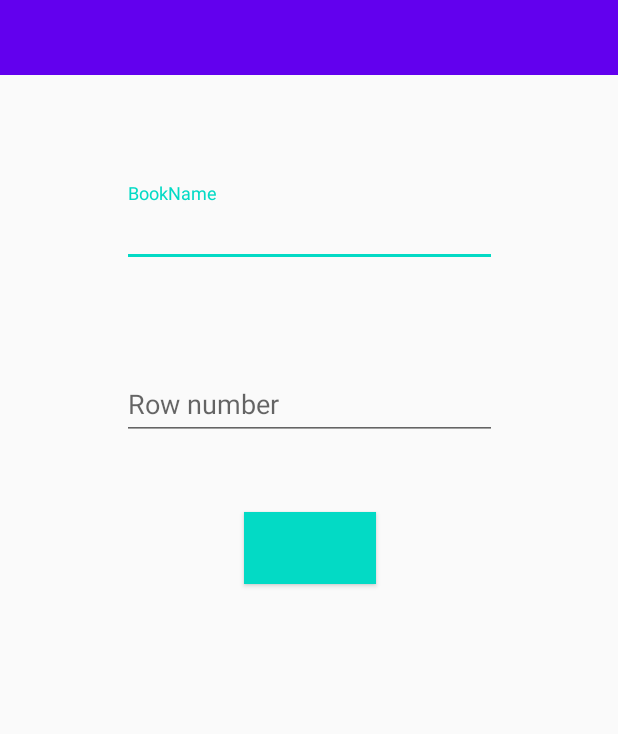
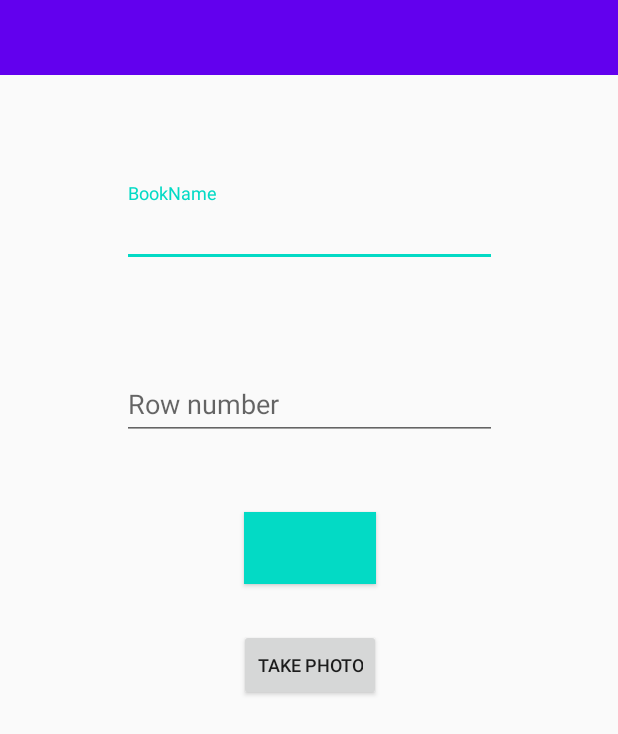
Before and after one commit to Srin01/BookManagment, an Android app: the AddExtraBookActivity screen opened directly, with no data from a screen before it, on a phone screen of 412 x 824 dp. Shown: the top 734 px of the screen. Run offline under Robolectric (Android 15) with nearby library versions, the light colour scheme and no system bars.

Commit message:
Improved Book View And Added images to db

```diff
--- a/app/src/main/AndroidManifest.xml
+++ b/app/src/main/AndroidManifest.xml
@@ -2,6 +2,8 @@
 <manifest xmlns:android="http://schemas.android.com/apk/res/android"
     xmlns:tools="http://schemas.android.com/tools"
     package="com.example.bookmanagment">
+
+    <uses-permission android:name="android.permission.CAMERA"/>
 
     <application
         android:allowBackup="true"
--- a/app/src/main/java/com/example/bookmanagment/Adapter/BookAdapter.java
+++ b/app/src/main/java/com/example/bookmanagment/Adapter/BookAdapter.java
@@ -5,6 +5,7 @@ import android.util.Log;
 import android.view.LayoutInflater;
 import android.view.View;
 import android.view.ViewGroup;
+import android.widget.ImageView;
 import android.widget.TextView;
 
 import androidx.annotation.NonNull;
@@ -26,6 +27,7 @@ public class BookAdapter extends RecyclerView.Adapter<BookAdapter.MyBookViewHold
     TextView rowNumber;
     TextView positionInRow ;
     TextView bookName;
+    ImageView imageView;
     OnBookListerner onBookListerner;
 
     public BookAdapter(Context context, BooksForRoomExpert booksForRoomExpert, OnBookListerner onBookListerner)
@@ -58,6 +60,7 @@ public class BookAdapter extends RecyclerView.Adapter<BookAdapter.MyBookViewHold
         shelfId.setText(String.valueOf(booksForRoomExpert.getBookShelfNumber(position)));
         rowNumber.setText(String.valueOf(booksForRoomExpert.getRowNumber(position)));
         positionInRow.setText(String.valueOf(booksForRoomExpert.getBookPosition(position)));
+        imageView.setImageBitmap(booksForRoomExpert.getBitmapImage(position));
     }
 
     private void bindViews(View view)
@@ -69,6 +72,7 @@ public class BookAdapter extends RecyclerView.Adapter<BookAdapter.MyBookViewHold
         shelfId = view.findViewById(R.id.shelf_number);
         rowNumber = view.findViewById(R.id.row_number);
         positionInRow = view.findViewById(R.id.position_in_row);
+        imageView = view.findViewById(R.id.imageView_book);
     }
 
     @Override
--- a/app/src/main/java/com/example/bookmanagment/Expert/BookExpertForSearch.java
+++ b/app/src/main/java/com/example/bookmanagment/Expert/BookExpertForSearch.java
@@ -1,4 +1,6 @@
 package com.example.bookmanagment.Expert;
+
+import android.graphics.Bitmap;
 
 import com.example.bookmanagment.Driver.BookDatabaseDriver;
 import com.example.bookmanagment.Modal.Book;
@@ -9,6 +11,7 @@ public class BookExpertForSearch
 {
     BookDatabaseDriver bookDatabaseDriver;
     ArrayList<Book> bookList ;
+
     public BookExpertForSearch(BookDatabaseDriver bookdatabaseDriver)
     {
         this.bookDatabaseDriver = bookdatabaseDriver;
--- a/app/src/main/java/com/example/bookmanagment/Expert/BooksForRoomExpert.java
+++ b/app/src/main/java/com/example/bookmanagment/Expert/BooksForRoomExpert.java
@@ -1,5 +1,6 @@
 package com.example.bookmanagment.Expert;
 
+import android.graphics.Bitmap;
 import android.util.Log;
 
 import com.example.bookmanagment.Driver.BookDatabaseDriver;
@@ -80,4 +81,8 @@ public class BooksForRoomExpert
         }
         return null;
     }
+    public Bitmap getBitmapImage(int position)
+    {
+        return bookList.get(position).getBitmapImage();
+    }
 }
--- a/app/src/main/java/com/example/bookmanagment/MainActivity.java
+++ b/app/src/main/java/com/example/bookmanagment/MainActivity.java
@@ -5,10 +5,12 @@ import androidx.annotation.Nullable;
 import androidx.appcompat.app.ActionBarDrawerToggle;
 import androidx.appcompat.app.AppCompatActivity;
 import androidx.appcompat.widget.Toolbar;
+import androidx.core.app.ActivityCompat;
 import androidx.drawerlayout.widget.DrawerLayout;
 import androidx.recyclerview.widget.LinearLayoutManager;
 import androidx.recyclerview.widget.RecyclerView;
 
+import android.Manifest;
 import android.content.Intent;
 import android.os.Bundle;
 import android.util.Log;
@@ -29,6 +31,7 @@ public class MainActivity extends AppCompatActivity implements RoomAdapter.OnRoo
     public static final String ROOM_NAME = "roomName";
     public static final String ROOM_ID = "roomID";
     public static final String SHELF_NUMBER = "shelfNumber";
+    public static final int OPEN_CAMERA_CODE = 1234;
     RoomDatabaseDriver roomDatabaseDriver;
     RoomAdapter roomAdapter;
     RoomExpert roomExpert;
@@ -41,7 +44,7 @@ public class MainActivity extends AppCompatActivity implements RoomAdapter.OnRoo
     protected void onCreate(Bundle savedInstanceState) {
         super.onCreate(savedInstanceState);
         setContentView(R.layout.activity_main);
-
+        ActivityCompat.requestPermissions(this, new String[]{Manifest.permission.CAMERA}, OPEN_CAMERA_CODE);
         roomDatabaseDriver = new RoomDatabaseDriver(this);
         roomExpert = new RoomExpert(roomDatabaseDriver);
         roomAdapter = new RoomAdapter(this, roomExpert,this);
--- a/app/src/main/java/com/example/bookmanagment/Schema/BookSchema.java
+++ b/app/src/main/java/com/example/bookmanagment/Schema/BookSchema.java
@@ -9,8 +9,9 @@ public class BookSchema implements DatabaseSchema
     public static final String _summary = "summary";
     public static final String _rowNumber = "row_number";
     public static final String _bookPosition = "book_position";
+    public static final String _bookImage = "book_image";
     public static String _bookName = "book_name";
 
-    public static String createBookTable = "CREATE TABLE "+ _tableName +" (" +_bookId+ " INTEGER PRIMARY KEY AUTOINCREMENT, " + _bookName+ " VARCHAR(45), " +_roomID+" INTEGER, "+_shelfID +" INTEGER, " + _rowNumber+" INTEGER, " + _bookPosition+ " INTEGER, " + _summary+ " VARCHAR(300));";
+    public static String createBookTable = "CREATE TABLE "+ _tableName +" (" +_bookId+ " INTEGER PRIMARY KEY AUTOINCREMENT, " + _bookName+ " VARCHAR(45), " +_roomID+" INTEGER, "+_shelfID +" INTEGER, " + _rowNumber+" INTEGER, " + _bookPosition+ " INTEGER, " + _summary+ " VARCHAR(300) ," + _bookImage +" BLOB );";
 
 }
--- a/app/src/main/java/com/example/bookmanagment/ShelfBookActivity.java
+++ b/app/src/main/java/com/example/bookmanagment/ShelfBookActivity.java
@@ -6,6 +6,7 @@ import androidx.recyclerview.widget.LinearLayoutManager;
 import androidx.recyclerview.widget.RecyclerView;
 
 import android.content.Intent;
+import android.graphics.Bitmap;
 import android.os.Bundle;
 import android.util.Log;
 import android.view.View;
@@ -26,6 +27,7 @@ public class ShelfBookActivity extends AppCompatActivity implements BookAdapter.
     BookDatabaseDriver bookDatabaseDriver;
     BookAdapter bookAdapter;
     BooksForRoomExpert booksForRoomExpert ;
+    Bitmap bitmap;
     String TAG = "myTag";
     int roomId;
     String roomName;
@@ -98,7 +100,8 @@ public class ShelfBookActivity extends AppCompatActivity implements BookAdapter.
                 assert data != null;
                 String bookNameValue = data.getStringExtra("bookName");
                 int rowNumberValue = data.getIntExtra("RowNumber", 1);
-                Book book = new Book(bookNameValue, rowNumberValue, roomId);
+                bitmap = data.getParcelableExtra("bookImage");
+                Book book = new Book(bookNameValue, rowNumberValue, roomId, bitmap);
                 Log.d(TAG, "onActivityResult: new book of room id " + roomId + " is added");
                 booksForRoomExpert.addNewBook(book);
                 bookAdapter.notifyDataSetChanged();
--- a/app/src/main/res/layout/activity_add_extra_book.xml
+++ b/app/src/main/res/layout/activity_add_extra_book.xml
@@ -68,4 +68,25 @@
         android:onClick="onClickAddExtraBook"
         />
 
+    <Button
+        android:id="@+id/cameraButton"
+        android:layout_width="wrap_content"
+        android:layout_height="wrap_content"
+        android:text="Take Photo"
+        android:textSize="12sp"
+        android:layout_marginTop="30dp"
+        app:layout_constraintEnd_toEndOf="@+id/submitButton"
+        app:layout_constraintStart_toStartOf="@+id/submitButton"
+        app:layout_constraintTop_toBottomOf="@+id/submitButton"
+        android:onClick="onClickOpenCameraIntent"/>
+
+    <ImageView
+        android:id="@+id/imageSampleView"
+        android:layout_width="100dp"
+        android:layout_height="100dp"
+        android:layout_marginTop="30dp"
+        app:layout_constraintEnd_toEndOf="@+id/cameraButton"
+        app:layout_constraintStart_toStartOf="@+id/cameraButton"
+        app:layout_constraintTop_toBottomOf="@+id/cameraButton" />
+
 </androidx.constraintlayout.widget.ConstraintLayout>
```
Also changed, not shown: app/src/main/java/com/example/bookmanagment/AddExtraBookActivity.java (+56 -0 lines), app/src/main/java/com/example/bookmanagment/BookViewerActivity.java (+8 -0 lines), app/src/main/java/com/example/bookmanagment/Driver/BookDatabaseDriver.java (+42 -32 lines), app/src/main/java/com/example/bookmanagment/Driver/RoomDatabaseDriver.java (+20 -4 lines), app/src/main/java/com/example/bookmanagment/Modal/Book.java (+20 -2 lines), app/src/main/res/layout/activity_book_viewer.xml (+19 -0 lines), app/src/main/res/layout/item_book.xml (+24 -15 lines).
